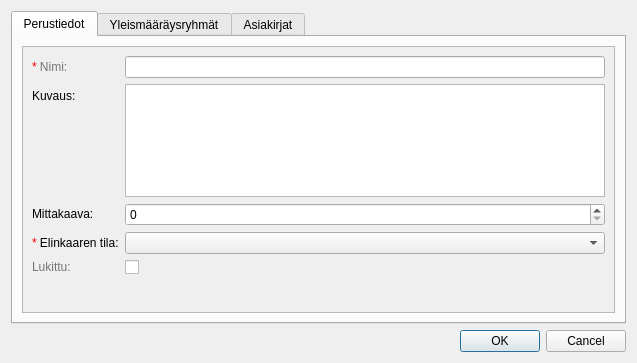
Above: arho_feature_template/gui/dialogs/plan_attribute_form.ui from GispoCoding/arho-qgis-plugin before the change. Below: the same form after it.
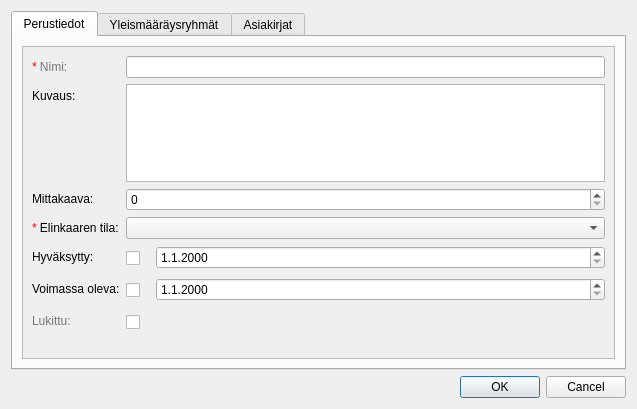
That is the form after the change. Custom widgets are drawn as their Qt base class.

Commit message: add validity start and end dates and approval date for plan

Diff of the .ui file:
```diff
--- a/arho_feature_template/gui/dialogs/plan_attribute_form.ui
+++ b/arho_feature_template/gui/dialogs/plan_attribute_form.ui
@@ -10,7 +10,7 @@
     <x>0</x>
     <y>0</y>
     <width>637</width>
-    <height>363</height>
+    <height>409</height>
    </rect>
   </property>
   <property name="windowTitle">
@@ -62,7 +62,7 @@
             <x>0</x>
             <y>0</y>
             <width>595</width>
-            <height>263</height>
+            <height>309</height>
            </rect>
           </property>
           <layout class="QVBoxLayout" name="verticalLayout_4">
@@ -154,20 +154,121 @@
                </property>
               </widget>
              </item>
-             <item row="4" column="1">
+             <item row="6" column="1">
               <widget class="QCheckBox" name="lock_checkbox">
+               <property name="minimumSize">
+                <size>
+                 <width>0</width>
+                 <height>26</height>
+                </size>
+               </property>
                <property name="text">
                 <string/>
                </property>
               </widget>
              </item>
-             <item row="4" column="0">
+             <item row="6" column="0">
               <widget class="QLabel" name="label">
                <property name="text">
                 <string>&lt;html&gt;&lt;head/&gt;&lt;body&gt;&lt;p&gt;&lt;span style=&quot; color:#757575;&quot;&gt; Lukittu:&lt;/span&gt;&lt;/p&gt;&lt;/body&gt;&lt;/html&gt;</string>
                </property>
               </widget>
              </item>
+             <item row="4" column="0">
+              <widget class="QLabel" name="label_2">
+               <property name="text">
+                <string>Hyväksytty:</string>
+               </property>
+              </widget>
+             </item>
+             <item row="4" column="1">
+              <layout class="QHBoxLayout" name="horizontalLayout">
+               <property name="spacing">
+                <number>0</number>
+               </property>
+               <item>
+                <widget class="QCheckBox" name="approval_checkbox">
+                 <property name="enabled">
+                  <bool>true</bool>
+                 </property>
+                 <property name="sizePolicy">
+                  <sizepolicy hsizetype="Fixed" vsizetype="Fixed">
+                   <horstretch>0</horstretch>
+                   <verstretch>0</verstretch>
+                  </sizepolicy>
+                 </property>
+                 <property name="minimumSize">
+                  <size>
+                   <width>30</width>
+                   <height>26</height>
+                  </size>
+                 </property>
+                 <property name="text">
+                  <string> </string>
+                 </property>
+                 <property name="checkable">
+                  <bool>true</bool>
+                 </property>
+                 <property name="checked">
+                  <bool>false</bool>
+                 </property>
+                </widget>
+               </item>
+               <item>
+                <widget class="QgsDateTimeEdit" name="approval_date_edit">
+                 <property name="enabled">
+                  <bool>true</bool>
+                 </property>
+                 <property name="currentSection">
+                  <enum>QDateTimeEdit::DaySection</enum>
+                 </property>
+                 <property name="displayFormat">
+                  <string>d.M.yyyy</string>
+                 </property>
+                </widget>
+               </item>
+              </layout>
+             </item>
+             <item row="5" column="0">
+              <widget class="QLabel" name="label_3">
+               <property name="text">
+                <string>Voimassa oleva:</string>
+               </property>
+              </widget>
+             </item>
+             <item row="5" column="1">
+              <layout class="QHBoxLayout" name="horizontalLayout_2">
+               <property name="spacing">
+                <number>0</number>
+               </property>
+               <item>
+                <widget class="QCheckBox" name="validity_checkbox">
+                 <property name="sizePolicy">
+                  <sizepolicy hsizetype="Fixed" vsizetype="Fixed">
+                   <horstretch>0</horstretch>
+                   <verstretch>0</verstretch>
+                  </sizepolicy>
+                 </property>
+                 <property name="minimumSize">
+                  <size>
+                   <width>30</width>
+                   <height>26</height>
+                  </size>
+                 </property>
+                 <property name="text">
+                  <string/>
+                 </property>
+                </widget>
+               </item>
+               <item>
+                <widget class="QgsDateTimeEdit" name="validity_date_edit">
+                 <property name="displayFormat">
+                  <string>d.M.yyyy</string>
+                 </property>
+                </widget>
+               </item>
+              </layout>
+             </item>
             </layout>
            </item>
            <item>
@@ -311,6 +412,11 @@
   </layout>
  </widget>
  <customwidgets>
+  <customwidget>
+   <class>QgsDateTimeEdit</class>
+   <extends>QDateTimeEdit</extends>
+   <header>qgsdatetimeedit.h</header>
+  </customwidget>
   <customwidget>
    <class>CodeComboBox</class>
    <extends>QComboBox</extends>
```
Left out of the diff: 8 changed lines with no effect on the pictures. The commit also changes 3 other files.
